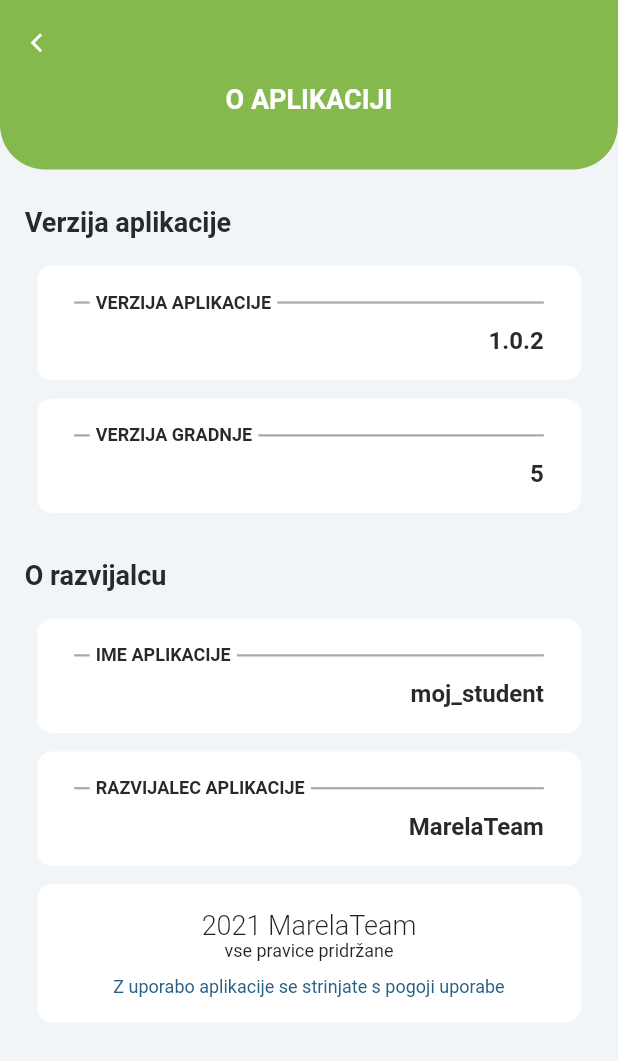
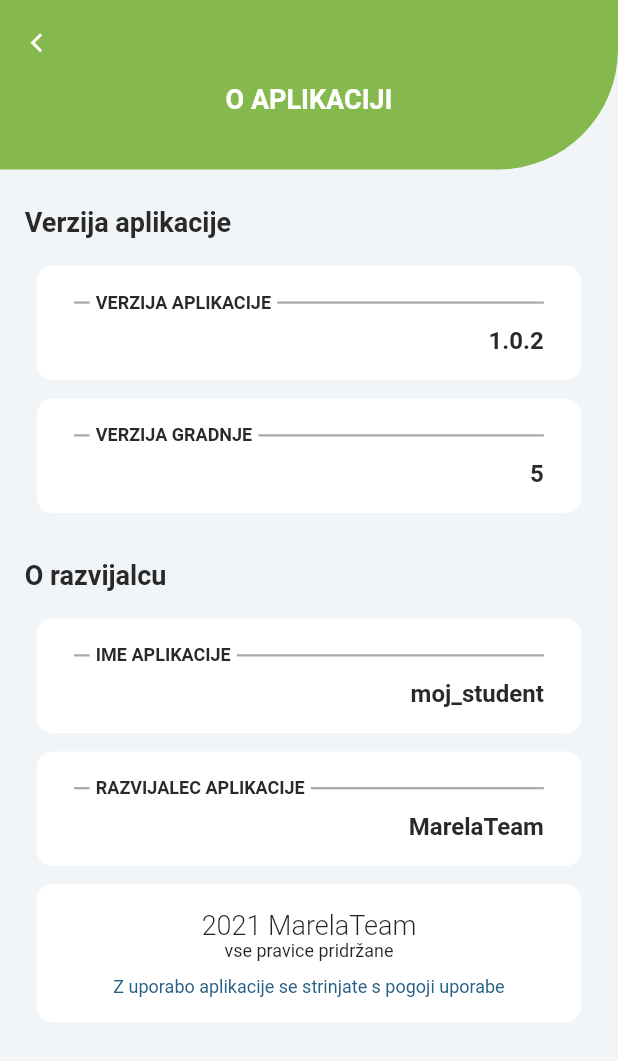
Before and after one commit to mojStudent/MojStudent, a Flutter app: the AboutAppScreen screen opened by its route, on a phone screen of 412 x 824 dp. Shown: the top 1061 px of the screen. Run offline on Flutter 3.47's test engine with Material 2 defaults, Android fonts, the phone set to English and light mode, and no system bars; our stand-ins replace bloc, charts_flutter, dio, flutter_bloc, flutter_html, flutter_remix and 4 more; missing offline and left inert: http_interceptor; accounts and stored records are empty; statements that could not run were skipped.

Commit message:
change screen header

```diff
--- a/lib/screens/widgets/screen_header.dart
+++ b/lib/screens/widgets/screen_header.dart
@@ -26,7 +26,7 @@
       padding: EdgeInsets.only(bottom: 20),
       decoration: BoxDecoration(
           color: backgroundColor ?? Theme.of(context).colorScheme.primary,
-          borderRadius: BorderRadius.vertical(bottom: Radius.circular(30))),
+          borderRadius: BorderRadius.only(bottomRight: Radius.circular(80))),
       child: SafeArea(
         child: Padding(
           padding:
```
